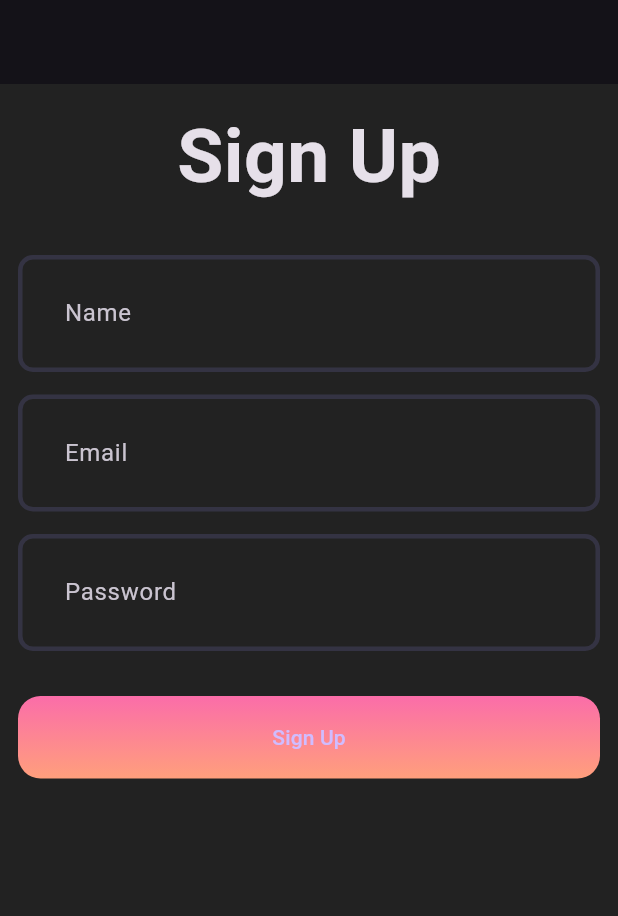
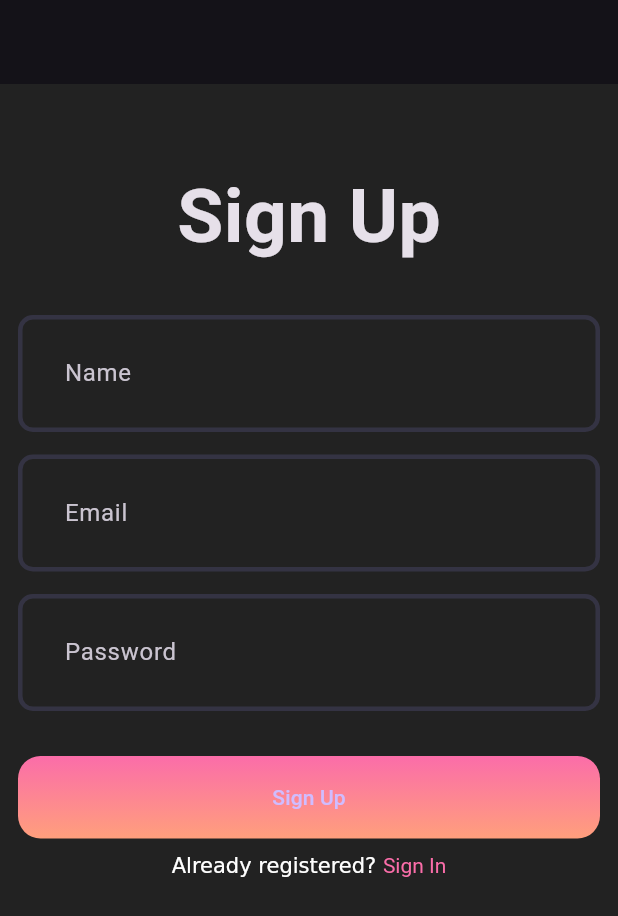
Before and after one commit to Ayikoandrew/musicapp, a Flutter app: the screen it shows after launch, on a phone screen of 412 x 824 dp. Shown: the top 916 px of the screen. Run offline on Flutter 3.47's test engine with Material 3 defaults, Android fonts, the light colour scheme and no system bars; drawn by our look-alikes of flutter_animate.

Commit message:
completed the auth ui

```diff
--- a/client/lib/features/auth/view/pages/signup_page.dart
+++ b/client/lib/features/auth/view/pages/signup_page.dart
@@ -1,6 +1,9 @@
 import 'package:client/features/auth/view/widgets/auth_button.dart';
 import 'package:client/features/auth/view/widgets/custom_page.dart';
 import 'package:flutter/material.dart';
+import 'package:flutter_animate/flutter_animate.dart';
+
+import '../../../../core/theme/app_palette.dart';
 
 class SignupPage extends StatefulWidget {
   const SignupPage({super.key});
@@ -36,11 +39,20 @@ class _SignupPageState extends State<SignupPage> {
             child: Column(
               mainAxisAlignment: MainAxisAlignment.center,
               children: [
-                const Text(
-                  'Sign Up',
-                  style: TextStyle(
-                    fontSize: 50,
-                    fontWeight: FontWeight.bold,
+                const SizedBox(
+                  height: 40,
+                ),
+                Animate(
+                  effects: [
+                    FadeEffect(duration: 500.ms),
+                    ScaleEffect(delay: 500.ms),
+                  ],
+                  child: const Text(
+                    'Sign Up',
+                    style: TextStyle(
+                      fontSize: 50,
+                      fontWeight: FontWeight.bold,
+                    ),
                   ),
                 ),
                 const SizedBox(
@@ -76,6 +88,22 @@ class _SignupPageState extends State<SignupPage> {
                 const AuthButton(
                   data: 'Sign Up',
                 ),
+                const SizedBox(
+                  height: 10,
+                ),
+                RichText(
+                  text: const TextSpan(
+                    text: 'Already registered? ',
+                    children: [
+                      TextSpan(
+                        text: 'Sign In',
+                        style: TextStyle(
+                          color: Pallete.gradient2,
+                        ),
+                      ),
+                    ],
+                  ),
+                ),
               ],
             ),
           ),
```
Also changed, not shown: client/lib/features/auth/view/pages/signin_page.dart (+84 -0 lines).
